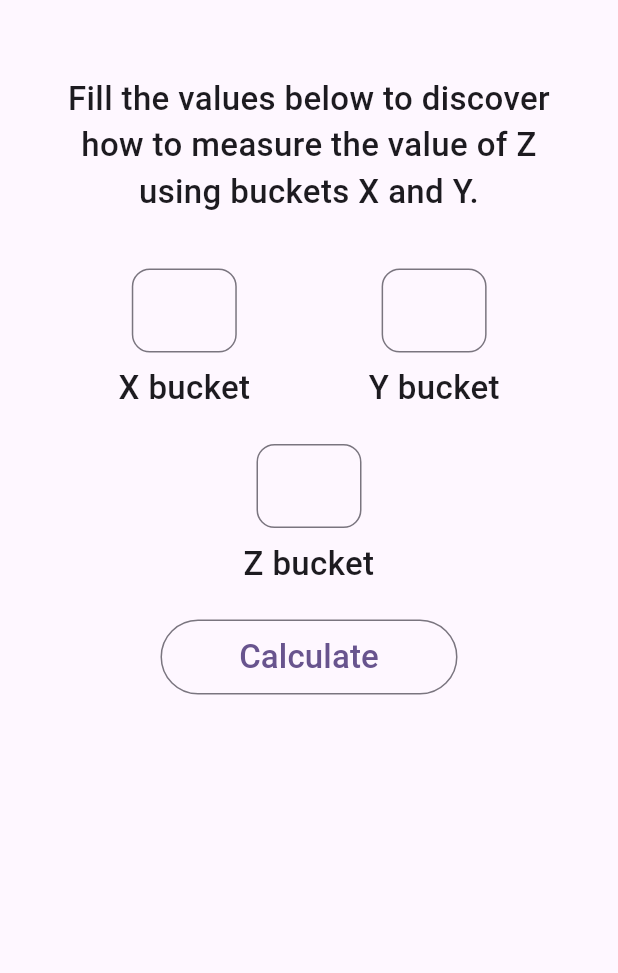
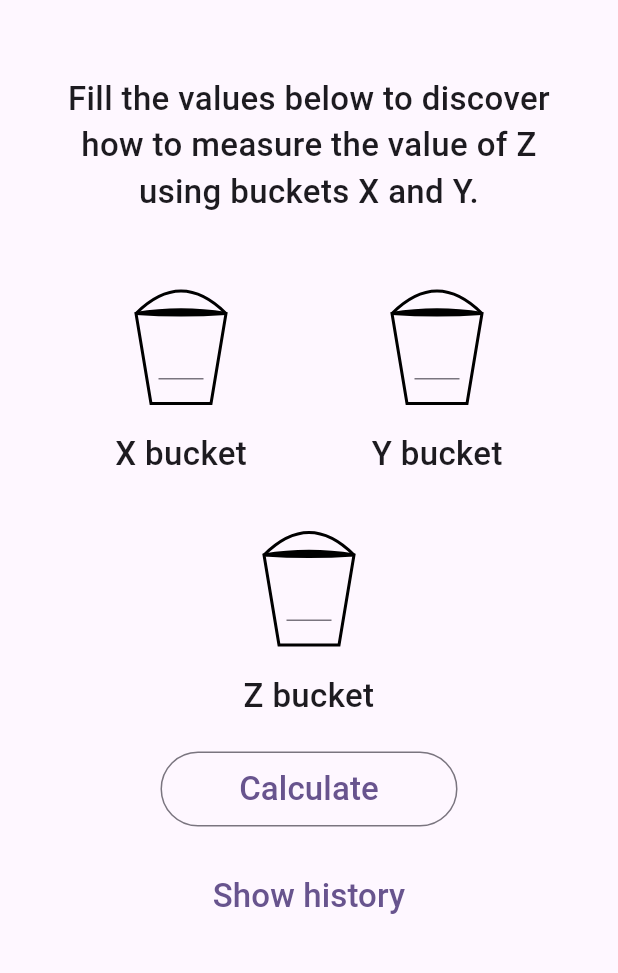
Before and after one commit to JulioCRFilho/water_jug, a Flutter app: the screen it shows after launch, on a phone screen of 412 x 824 dp, the part 63-1036 px from its top. Run offline on Flutter 3.47's test engine with Material 3 defaults, Android fonts, the phone set to English and light mode, and no system bars.

Commit message:
animation, layout fix and edge cases testing

```diff
--- a/lib/design_system/bucket/bucket.dart
+++ b/lib/design_system/bucket/bucket.dart
@@ -1,43 +1,43 @@
 import 'package:flutter/material.dart';
 import 'package:flutter/services.dart';
+import 'package:water_jug/design_system/paint/bucket.dart';
 import 'package:water_jug/design_system/text/common.dart';
 
 class BucketWidget extends StatelessWidget {
   final String label;
-  final TextEditingController xController;
+  final TextEditingController controller;
+  final double proportion;
 
   const BucketWidget({
     super.key,
     required this.label,
-    required this.xController,
+    required this.controller,
+    required this.proportion,
   });
 
   @override
   Widget build(BuildContext context) {
     return Column(
       children: [
-        SizedBox(
-          width: 70,
+        BucketPaint(
+          proportion: proportion,
+          child: SizedBox(
+            width: 30,
             child: TextField(
               textAlign: TextAlign.center,
-            decoration: const InputDecoration(
-              border: OutlineInputBorder(
-                gapPadding: 8,
-                borderRadius: BorderRadius.all(
-                  Radius.circular(12),
-                ),
-              ),
-              counterText: '',
-            ),
               inputFormatters: [
                 FilteringTextInputFormatter(
                   RegExp(r'\D+'),
                   allow: false,
                 ),
               ],
+              decoration: const InputDecoration(
+                counterText: '',
+              ),
               keyboardType: TextInputType.number,
-            controller: xController,
+              controller: controller,
               maxLength: 3,
+            ),
           ),
         ),
         Padding(
--- /dev/null
+++ b/lib/design_system/clipper/water.dart
@@ -0,0 +1,48 @@
+import 'package:flutter/material.dart';
+
+class WaterFillWidget extends StatelessWidget {
+  final double proportion;
+
+  const WaterFillWidget(this.proportion, {super.key});
+
+  @override
+  Widget build(BuildContext context) {
+    return Center(
+      child: ClipPath(
+        clipper: _WaterClipper(),
+        child: Column(
+          children: [
+            Flexible(child: Container()),
+            AnimatedContainer(
+              alignment: Alignment.bottomCenter,
+              height: 62 * proportion,
+              color: Colors.blue[300],
+              duration: const Duration(milliseconds: 600),
+            ),
+          ],
+        ),
+      ),
+    );
+  }
+}
+
+class _WaterClipper extends CustomClipper<Path> {
+  @override
+  Path getClip(Size size) {
+    final path = Path()
+      ..moveTo(size.width * 0.34, size.height * 0.86)
+      ..lineTo(size.width * 0.24, size.height * 0.34)
+      ..quadraticBezierTo(
+        size.width * 0.46,
+        size.height * 0.34,
+        size.width * 0.76,
+        size.height * 0.34,
+      )
+      ..lineTo(size.width * 0.66, size.height * 0.86);
+
+    return path;
+  }
+
+  @override
+  bool shouldReclip(covariant CustomClipper<Path> oldClipper) => false;
+}
--- /dev/null
+++ b/lib/design_system/paint/bucket.dart
@@ -0,0 +1,72 @@
+import 'package:flutter/material.dart';
+import 'package:water_jug/design_system/clipper/water.dart';
+
+class BucketPaint extends StatelessWidget {
+  final Widget child;
+  final double proportion;
+
+  const BucketPaint({
+    super.key,
+    required this.child,
+    required this.proportion,
+  });
+
+  @override
+  Widget build(BuildContext context) {
+    return CustomPaint(
+      painter: BucketPainter(),
+      child: SizedBox.square(
+        dimension: 100,
+        child: Stack(
+          alignment: Alignment.center,
+          children: [
+            WaterFillWidget(proportion),
+            child,
+          ],
+        ),
+      ),
+    );
+  }
+}
+
+class BucketPainter extends CustomPainter {
+  @override
+  void paint(Canvas canvas, Size size) {
+    final paint = Paint()
+      ..color = Colors.black
+      ..style = PaintingStyle.stroke
+      ..strokeWidth = 2;
+
+    ///Draws the bucket
+    final bucketPath = Path()
+      ..moveTo(size.width * 0.3, size.height * 0.9)
+      ..lineTo(size.width * 0.2, size.height * 0.3)
+      ..quadraticBezierTo(size.width * 0.5, size.height * 0.25,
+          size.width * 0.8, size.height * 0.3)
+      ..lineTo(size.width * 0.7, size.height * 0.9)
+      ..close();
+
+    canvas.drawPath(bucketPath, paint);
+
+    ///Draws the handler
+    final handlePath = Path()
+      ..moveTo(size.width * 0.2, size.height * 0.3)
+      ..quadraticBezierTo(
+          size.width * 0.5, 0, size.width * 0.8, size.height * 0.3);
+
+    canvas.drawPath(handlePath, paint);
+
+    ///Adds the bucket's opening
+    final topRidgePath = Path()
+      ..moveTo(size.width * 0.2, size.height * 0.3)
+      ..quadraticBezierTo(size.width * 0.5, size.height * 0.28,
+          size.width * 0.8, size.height * 0.3)
+      ..quadraticBezierTo(size.width * 0.5, size.height * 0.32,
+          size.width * 0.2, size.height * 0.3);
+
+    canvas.drawPath(topRidgePath, paint);
+  }
+
+  @override
+  bool shouldRepaint(covariant CustomPainter oldDelegate) => false;
+}
--- a/lib/pages/presenter/home.dart
+++ b/lib/pages/presenter/home.dart
@@ -2,7 +2,16 @@ import 'dart:collection';
 
 import 'package:flutter/material.dart';
 import 'package:water_jug/constant/errors.dart';
-import 'package:water_jug/pages/screen/home.dart';
+
+typedef BucketAction = ({
+  int bucketX,
+  int bucketY,
+});
+
+typedef BucketState = ({
+  BucketAction state,
+  List<BucketAction> path,
+});
 
 class HomePresenter {
   final void Function(String error) errorCallback;
@@ -41,8 +50,8 @@ class HomePresenter {
       throw '';
     }
 
-    ///Check if X and Y are different or equal to Z
-    if (x == y && x != z) {
+    ///Check if X and Y are different
+    if (x == y) {
       yield false;
       errorCallback(bucketsMustBeDifferentError);
       throw '';
--- a/lib/pages/screen/home.dart
+++ b/lib/pages/screen/home.dart
@@ -22,7 +22,15 @@ class _HomeScreenState extends State<HomeScreen> {
   final yController = TextEditingController();
   final zController = TextEditingController();
 
+  double xProportion = 0;
+  double yProportion = 0;
+  double zProportion = 0;
+
   Stream<bool>? loading;
+
+  List<BucketAction> history = [];
+
+  bool showHistory = false;
 
   @override
   Widget build(BuildContext context) {
@@ -39,6 +47,7 @@ class _HomeScreenState extends State<HomeScreen> {
 
             return IgnorePointer(
               ignoring: isLoading,
+              child: SingleChildScrollView(
                 child: Column(
                   children: [
                     const Padding(
@@ -53,11 +62,13 @@ class _HomeScreenState extends State<HomeScreen> {
                       mainAxisAlignment: MainAxisAlignment.spaceEvenly,
                       children: [
                         BucketWidget(
-                        xController: xController,
+                          proportion: xProportion,
+                          controller: xController,
                           label: 'X bucket',
                         ),
                         BucketWidget(
-                        xController: yController,
+                          proportion: yProportion,
+                          controller: yController,
                           label: 'Y bucket',
                         ),
                       ],
@@ -65,8 +76,9 @@ class _HomeScreenState extends State<HomeScreen> {
                     Padding(
                       padding: const EdgeInsets.only(top: 22),
                       child: BucketWidget(
+                        proportion: zProportion,
                         label: 'Z bucket',
-                      xController: zController,
+                        controller: zController,
                       ),
                     ),
                     Padding(
@@ -76,6 +88,7 @@ class _HomeScreenState extends State<HomeScreen> {
                         child: OutlinedButton(
                           onPressed: () {
                             FocusScope.of(context).unfocus();
+
                             ///Adds the first stream to execution and updates UI
                             setState(() {
                               loading = presenter.calculate(
@@ -96,7 +109,22 @@ class _HomeScreenState extends State<HomeScreen> {
                         ),
                       ),
                     ),
+                    TextButton(
+                      onPressed: () {
+                        setState(() {
+                          showHistory = !showHistory;
+                        });
+                      },
+                      child: const CommonText('Show history'),
+                    ),
+                    Visibility(
+                      visible: showHistory,
+                      child: Text(
+                        history.isEmpty ? 'History empty' : history.join('\n'),
+                      ),
+                    ),
                   ],
+                ),
               ),
             );
           }),
@@ -111,28 +139,34 @@ class _HomeScreenState extends State<HomeScreen> {
       throw '';
     }
 
+    final xCapacity = int.parse(xController.text);
+    final yCapacity = int.parse(yController.text);
+
     for (final action in solution) {
-      await Future.delayed(const Duration(milliseconds: 600));
+      await Future.delayed(const Duration(milliseconds: 800));
 
       if (mounted) {
         setState(() {
           xController.text = action.bucketX.toString();
           yController.text = action.bucketY.toString();
+
+          ///Handles animation
+          xProportion = action.bucketX / xCapacity;
+          yProportion = action.bucketY / yCapacity;
+
+          ///Adds action to history
+          history.add(action);
         });
       }
+    }
+
+    if (mounted) {
+      setState(() {
+        zProportion = 1;
+      });
     }
   }
 
   void _showErrorDialog(String error) =>
       ErrorDialog(reason: error).show(context);
 }
-
-typedef BucketAction = ({
-  int bucketX,
-  int bucketY,
-});
-
-typedef BucketState = ({
-  BucketAction state,
-  List<BucketAction> path,
-});
```
Also changed, not shown: 1 other file. Lines whose indentation alone changed are shown as unchanged.
